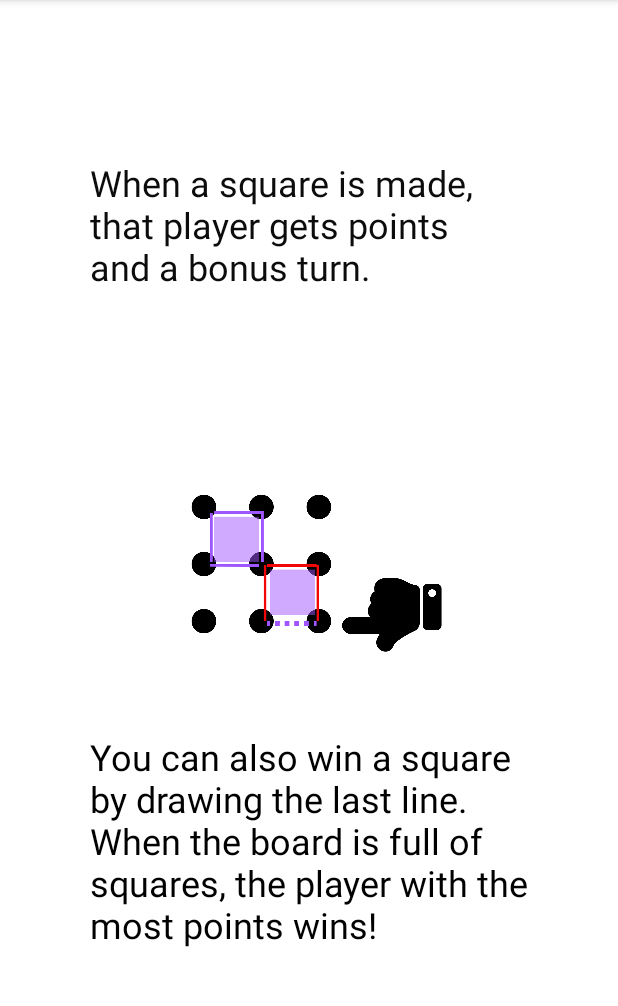
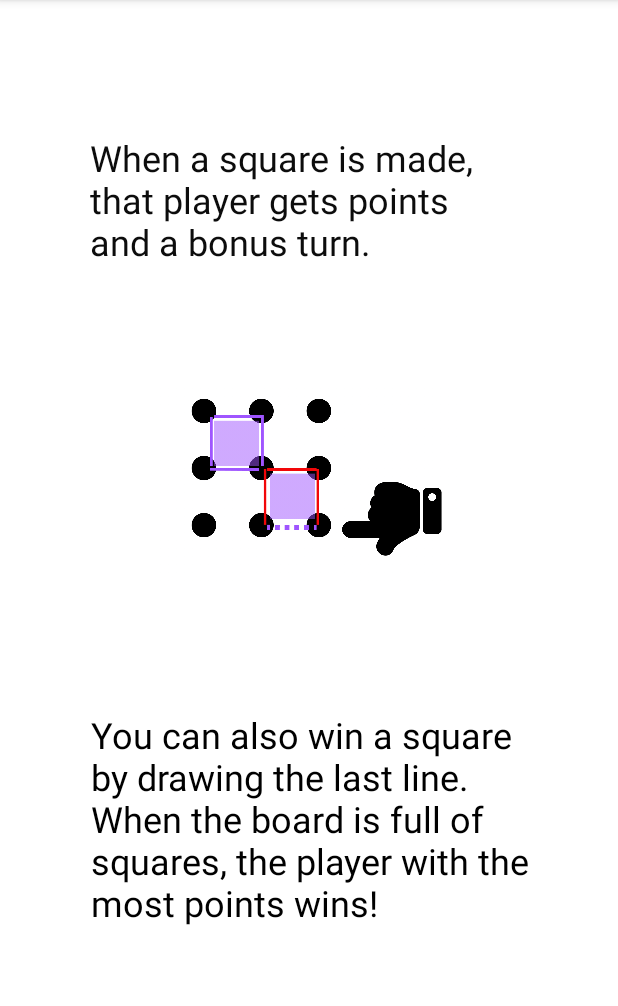
Before and after one commit to appiahla/Dot-Dac-Doe, an Android app: the tutorial_page_part2 screen opened directly, with no data from a screen before it, on a phone screen of 412 x 824 dp, the part 84-1090 px from its top. Run offline under Robolectric (Android 15) with nearby library versions, the phone set to English and light mode, and no system bars; Roboto replaces fonts that are not available here.

Commit message:
resizing second tutorial page

```diff
--- a/app/src/main/res/layout/activity_tutorial_page_part2.xml
+++ b/app/src/main/res/layout/activity_tutorial_page_part2.xml
@@ -24,14 +24,14 @@
         app:layout_constraintHorizontal_bias="0.0"
         app:layout_constraintStart_toStartOf="parent"
         app:layout_constraintTop_toTopOf="parent"
-        app:layout_constraintVertical_bias="0.45" />
+        app:layout_constraintVertical_bias="0.155" />
 
     <ImageView
         android:id="@+id/part2_icon"
         android:layout_width="242dp"
         android:layout_height="134dp"
         android:layout_marginStart="84dp"
-        android:layout_marginBottom="312dp"
+        android:layout_marginBottom="376dp"
         app:layout_constraintBottom_toBottomOf="parent"
         app:layout_constraintStart_toStartOf="parent"
         app:srcCompat="@drawable/part2_squares_icon" />
@@ -50,10 +50,10 @@
         android:textSize="24sp"
         app:layout_constraintBottom_toBottomOf="parent"
         app:layout_constraintEnd_toEndOf="parent"
-        app:layout_constraintHorizontal_bias="0.0"
+        app:layout_constraintHorizontal_bias="1.0"
         app:layout_constraintStart_toStartOf="parent"
         app:layout_constraintTop_toBottomOf="@+id/part2_icon"
-        app:layout_constraintVertical_bias="0.0" /><![CDATA[
+        app:layout_constraintVertical_bias="0.651" /><![CDATA[
 
 
 
```
